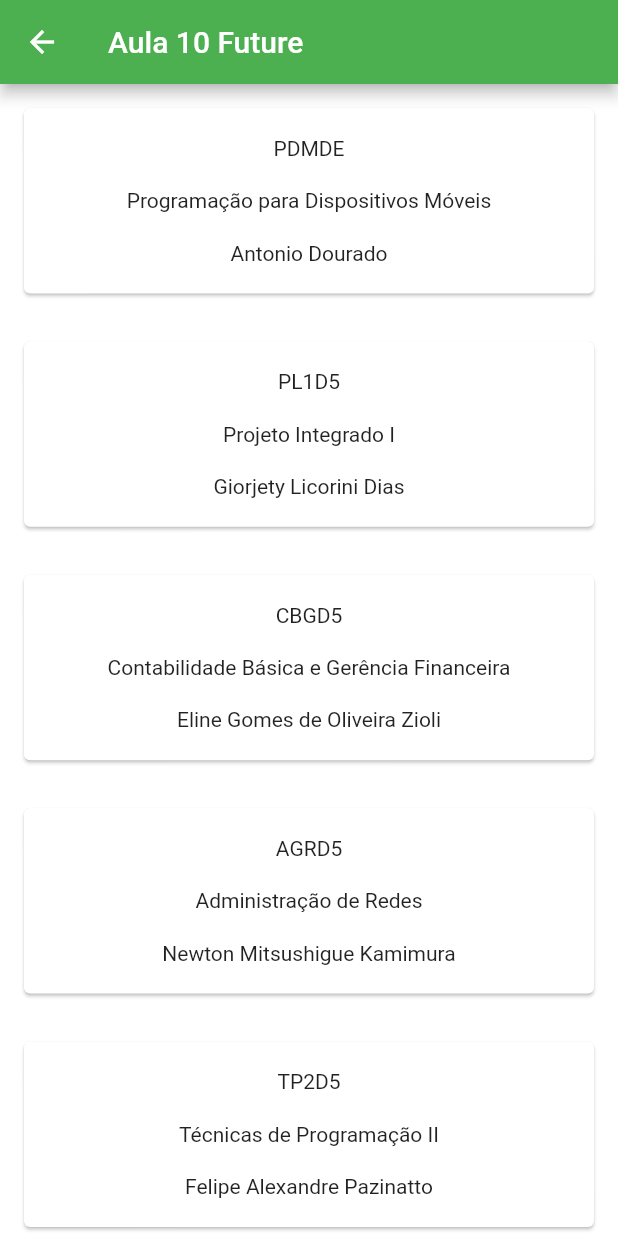
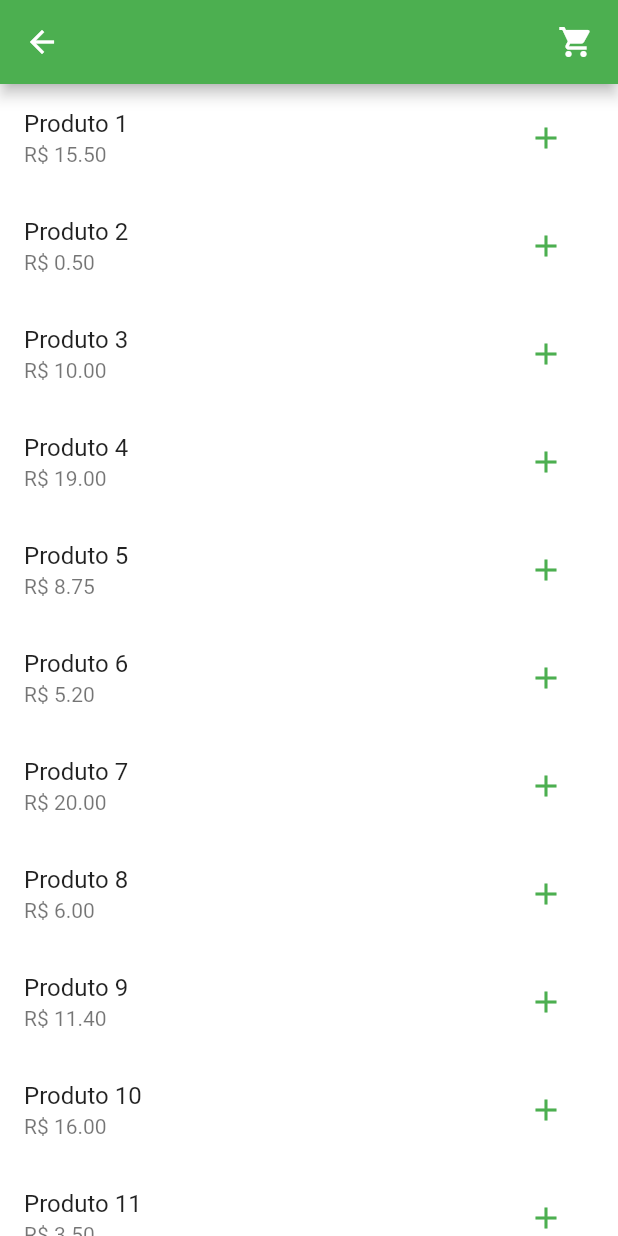
Before and after one commit to rafaeldiehl/aulas-flutter, a Flutter app: the screen it shows after launch, on a phone screen of 412 x 824 dp. Run offline on Flutter 3.47's test engine with Material 2 defaults, Android fonts, the phone set to English and light mode, and no system bars; drawn by our look-alikes of badges.

Commit message:
aula 25/05

```diff
--- /dev/null
+++ b/lib/aula12/model/carrinho_model.dart
@@ -0,0 +1,33 @@
+import 'package:collection/collection.dart';
+import 'package:flutter/material.dart';
+import 'package:projetobase/aula12/model/produto.dart';
+
+class CarrinhoModel extends ChangeNotifier {
+  final List<Produto> _lista = [];
+
+  UnmodifiableListView<Produto> get produtos => UnmodifiableListView(_lista);
+
+  int get numProdutos => _lista.length;
+
+  double get vlTotal {
+    double vlTotal = 0;
+    _lista.forEach((produto) {
+      vlTotal += produto.preco;
+    });
+    return vlTotal;
+  }
+
+  void adicionar(Produto p) {
+    _lista.add(p);
+    notifyListeners();
+  }
+
+  void remover(Produto p) {
+    _lista.remove(p);
+    notifyListeners();
+  }
+
+  bool adicionado(Produto p) {
+    return _lista.any((produto) => produto.id == p.id);
+  }
+}
--- /dev/null
+++ b/lib/aula12/model/produto.dart
@@ -0,0 +1,28 @@
+class Produto {
+  late int id;
+  late String nome;
+  late double preco;
+
+  Produto({
+    required this.id,
+    required this.nome,
+    required this.preco,
+  });
+
+  static List<Produto> gerarLista() {
+    return [
+      Produto(id: 1, nome: "Produto 1", preco: 15.50),
+      Produto(id: 2, nome: "Produto 2", preco: 0.50),
+      Produto(id: 3, nome: "Produto 3", preco: 10.00),
+      Produto(id: 4, nome: "Produto 4", preco: 19.00),
+      Produto(id: 5, nome: "Produto 5", preco: 8.75),
+      Produto(id: 6, nome: "Produto 6", preco: 5.20),
+      Produto(id: 7, nome: "Produto 7", preco: 20.00),
+      Produto(id: 8, nome: "Produto 8", preco: 6.00),
+      Produto(id: 9, nome: "Produto 9", preco: 11.40),
+      Produto(id: 10, nome: "Produto 10", preco: 16.00),
+      Produto(id: 11, nome: "Produto 11", preco: 3.50),
+      Produto(id: 12, nome: "Produto 12", preco: 1.30),
+    ];
+  }
+}
--- /dev/null
+++ b/lib/aula12/view/cardapio_view.dart
@@ -0,0 +1,77 @@
+import 'package:badges/badges.dart';
+import 'package:flutter/material.dart';
+import 'package:projetobase/aula12/model/carrinho_model.dart';
+import 'package:projetobase/aula12/model/produto.dart';
+import 'package:provider/provider.dart';
+
+class CardapioView extends StatelessWidget {
+  const CardapioView({super.key});
+
+  @override
+  Widget build(BuildContext context) {
+    var carrinho = context.watch<CarrinhoModel>();
+
+    final List<Produto> produtos = Produto.gerarLista();
+
+    return Scaffold(
+      appBar: AppBar(
+        actions: [
+          Padding(
+            padding: const EdgeInsets.all(16.0),
+            child: InkWell(
+              onTap: () {
+                if (carrinho.numProdutos > 0) {
+                  Navigator.pushNamed(context, '/aula12_pedido');
+                }
+              },
+              child: Badge(
+                badgeContent: Text(
+                  '${carrinho.numProdutos}',
+                  style: const TextStyle(
+                    color: Colors.white,
+                  ),
+                ),
+                showBadge: carrinho.numProdutos > 0,
+                badgeStyle: const BadgeStyle(
+                  badgeColor: Color(0xff336633),
+                ),
+                child: const Icon(Icons.shopping_cart),
+              ),
+            ),
+          )
+        ],
+      ),
+      body: ListView.builder(
+        itemCount: produtos.length,
+        itemBuilder: (context, index) {
+          return ListTile(
+            title: Text(produtos[index].nome),
+            subtitle: Text('R\$ ${produtos[index].preco.toStringAsFixed(2)}'),
+            trailing: Padding(
+              padding: const EdgeInsets.all(8),
+              child: carrinho.adicionado(produtos[index])
+                  ? IconButton(
+                      onPressed: () {
+                        carrinho.remover(produtos[index]);
+                      },
+                      icon: const Icon(
+                        Icons.delete,
+                        color: Colors.red,
+                      ),
+                    )
+                  : IconButton(
+                      onPressed: () {
+                        carrinho.adicionar(produtos[index]);
+                      },
+                      icon: const Icon(
+                        Icons.add,
+                        color: Colors.green,
+                      ),
+                    ),
+            ),
+          );
+        },
+      ),
+    );
+  }
+}
--- a/lib/main.dart
+++ b/lib/main.dart
@@ -5,9 +5,18 @@ import 'package:projetobase/aula09/view/aula09_dashboard.dart';
 import 'package:projetobase/aula09/view/aula09_disciplinas.dart';
 import 'package:projetobase/aula10/aula10.dart';
 import 'package:projetobase/aula10/view/aula10_future.dart';
+import 'package:projetobase/aula12/model/carrinho_model.dart';
+import 'package:projetobase/aula12/view/cardapio_view.dart';
+import 'package:projetobase/aula12/view/pedido_view.dart';
+import 'package:provider/provider.dart';
 
 void main() {
-  runApp(const MyApp());
+  runApp(
+    ChangeNotifierProvider(
+      create: (context) => CarrinhoModel(),
+      child: const MyApp(),
+    ),
+  );
 }
 
 class MyApp extends StatelessWidget {
@@ -16,12 +25,13 @@ class MyApp extends StatelessWidget {
   @override
   Widget build(BuildContext context) {
     return MaterialApp(
+      debugShowCheckedModeBanner: false,
       title: 'Flutter Demo',
       theme: ThemeData(
         primarySwatch: Colors.green,
         scaffoldBackgroundColor: Colors.white,
       ),
-      initialRoute: '/aula10_future',
+      initialRoute: '/aula12',
       routes: {
         '/': (context) => const Aula08(),
         '/aula09': (context) => const Aula09(),
@@ -29,6 +39,8 @@ class MyApp extends StatelessWidget {
         '/aula09_disciplinas': (context) => const Aula09Disciplinas(),
         '/aula10': (context) => const Aula10(),
         '/aula10_future': (context) => const Aula10Future(),
+        '/aula12': (context) => const CardapioView(),
+        '/aula12_pedido': (context) => const PedidoView(),
       },
     );
   }
--- a/pubspec.yaml
+++ b/pubspec.yaml
@@ -32,6 +32,8 @@ dependencies:
   flutter:
     sdk: flutter
 
+  badges: ^3.1.1
+  provider: ^6.0.5
   collection: ^1.16.0
   cupertino_icons: ^1.0.2
 
```
Also changed, not shown: lib/aula12/view/pedido_view.dart (added, +47 -0 lines), pubspec.lock.
